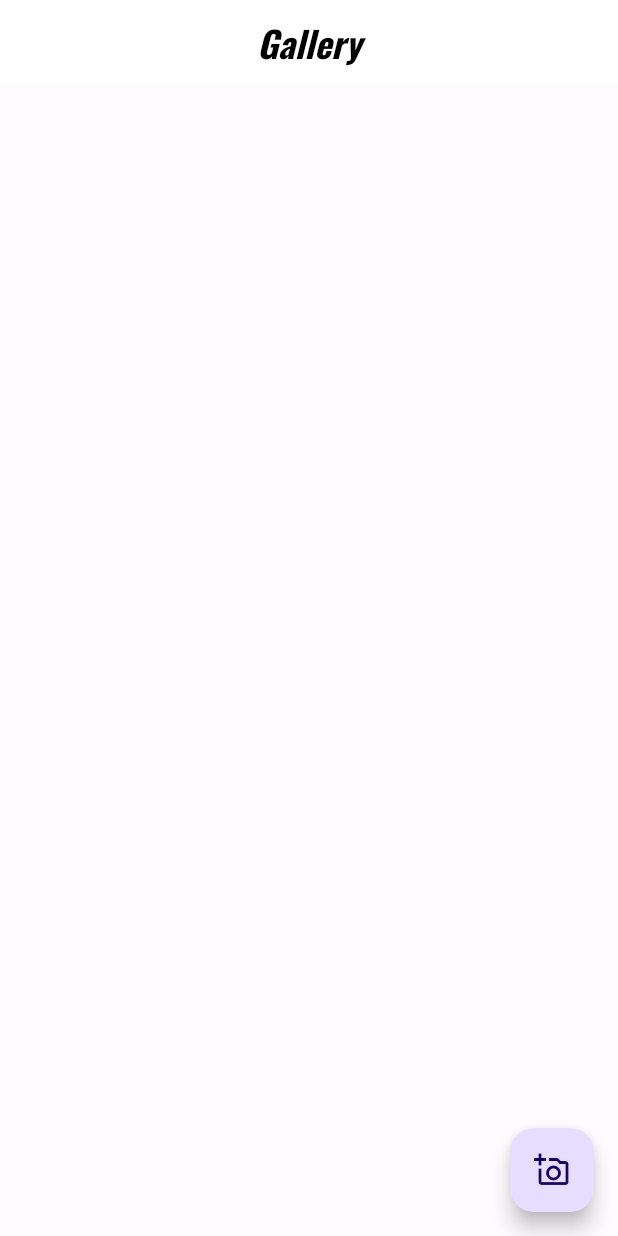
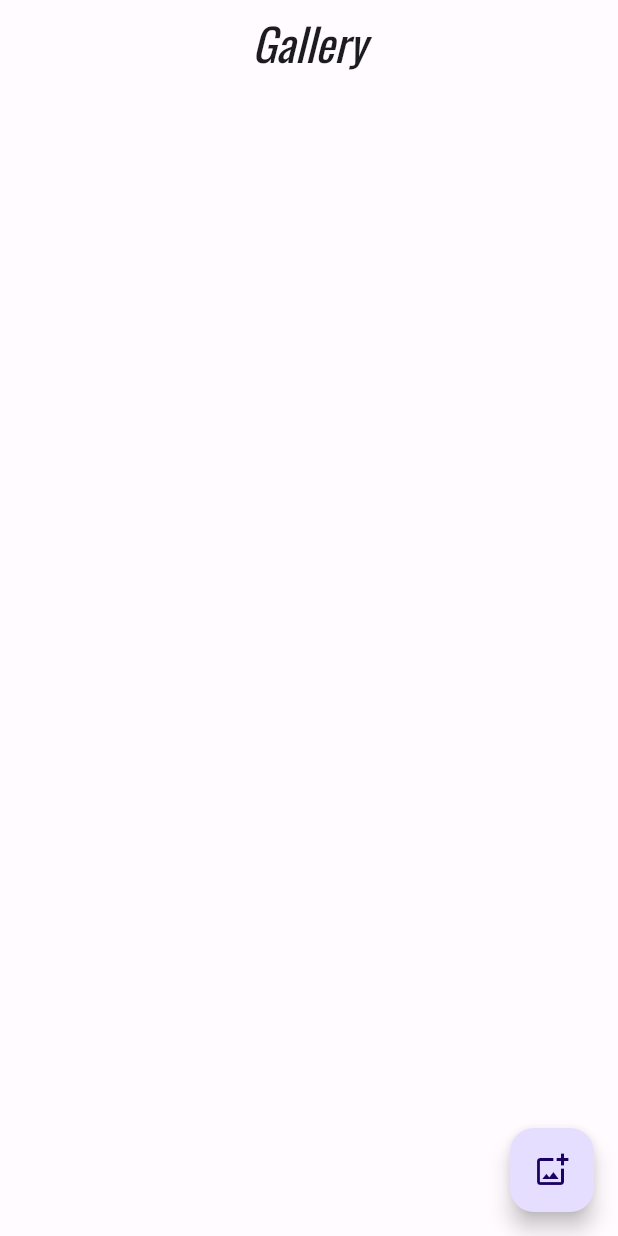
Before and after one commit to Eduart2001/smart_memories, a Flutter app: the screen it shows after launch, on a phone screen of 412 x 824 dp. Run offline on Flutter 3.47's test engine with Material 3 defaults, Android fonts, the light colour scheme and no system bars; our stand-ins replace google_fonts, image_picker, permission_handler.

Commit message:
Refresh gallery.dart and refactor to MVC patched

```diff
--- a/lib/views/pages/gallery.dart
+++ b/lib/views/pages/gallery.dart
@@ -1,12 +1,7 @@
 // ignore_for_file: prefer_const_constructors
 import 'package:flutter/material.dart';
 import 'dart:io';
-import 'package:smart_memories/controllers/galleryControler.dart';
-
-//natif exif
-//import 'package:xmp/xmp.dart';
-
-import 'package:smart_memories/source/image-rename.dart';
+import 'package:smart_memories/controllers/galleryController.dart';
 
 class Gallery extends StatefulWidget {
   const Gallery({super.key});
@@ -17,7 +12,9 @@ class Gallery extends StatefulWidget {
 
 class _GalleryState extends State<Gallery>{
  List <File>?imageFileList=[];
- Widget build(BuildContext context) {
+
+ @override
+  Widget build(BuildContext context) {
     return Scaffold(
       appBar: appBar(),
       floatingActionButton: floatingActionButton(),
@@ -45,16 +42,15 @@ class _GalleryState extends State<Gallery>{
     );
   }
 
+ void updateGallery(File image) {
+   setState(() {
+     imageFileList!.add(image);
+   });
+ }
+
   AppBar appBar() {
     return AppBar(
-      title: Text(
-        'Gallery',
-        style: TextStyle(
-            color: Colors.black,
-            fontSize: 24,
-            fontWeight: FontWeight.bold),
-      ),
-      backgroundColor: Colors.white,
+      title: Text('Gallery'),
       elevation: 0.0,
       centerTitle: true,
     );
@@ -62,9 +58,11 @@ class _GalleryState extends State<Gallery>{
 
  FloatingActionButton floatingActionButton() {
    return FloatingActionButton(
-     onPressed: () => pickImage(imageFileList),
+     onPressed: () {
+       pickImage(updateGallery);
+     },
      tooltip: "Add a photo",
-     child: Icon(Icons.add_a_photo_outlined),
+     child: Icon(Icons.add_photo_alternate_outlined),
    );
  }
 }
```
Also changed, not shown: lib/controllers/galleryController.dart (renamed from lib/controllers/galleryControler.dart, +5 -6 lines), lib/models/image.dart (deleted, +0 -14 lines), lib/views/components/informationTile.dart (+39 -0 lines), lib/views/pages/imageDetails.dart (added, +46 -0 lines), lib/controllers/imageDetailsController.dart (added), 1 other file.
